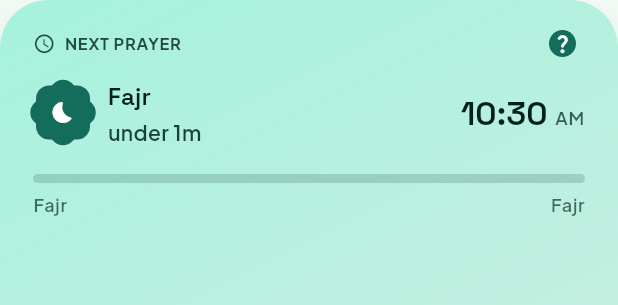
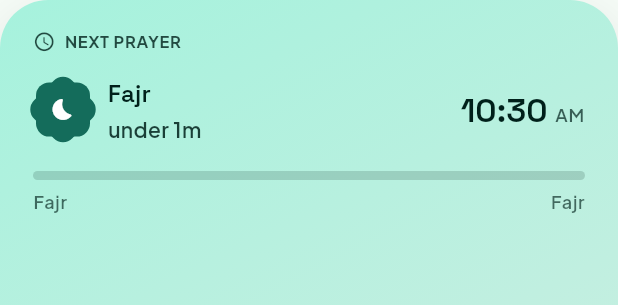
Before and after one commit to wizsk/salah-times, a Flutter app: the PrayerHeroCard widget shown alone on an empty page, opened directly with empty values, on a phone screen of 412 x 824 dp. Shown: the top 305 px of the screen. Run offline on Flutter 3.47's test engine with Material 3 defaults, Android fonts, the phone set to English and light mode, and no system bars; our stand-ins replace geolocator, shared_preferences; accounts and stored records are empty.

Commit message:
Update prayer_hero_card.dart

```diff
--- a/lib/widgets/prayer_hero_card.dart
+++ b/lib/widgets/prayer_hero_card.dart
@@ -1,7 +1,6 @@
 import 'package:flutter/material.dart';
 import 'package:salah_times/models/prayer_day.dart';
 import 'package:salah_times/models/prayer_time.dart';
-import 'package:salah_times/pages/salah_times_page.dart';
 import 'package:salah_times/theme/app_theme.dart';
 import 'package:salah_times/utils/number.dart';
 import 'package:salah_times/widgets/prohibited_prayer_times.dart';
@@ -177,47 +176,6 @@ class PrayerHeroCard extends StatelessWidget {
                   // letterSpacing: 1.2,
                 ),
               ),
-              Spacer(),
-              InkWell(
-                customBorder: const CircleBorder(),
-                onTap: () {
-                  showDialog(
-                    context: context,
-                    fullscreenDialog: false,
-                    builder: (context) {
-                      return AlertDialog(
-                        scrollable: true,
-                        constraints: maxContentWidth,
-                        contentPadding: EdgeInsets.symmetric(
-                          horizontal: 20,
-                          vertical: 28,
-                        ),
-                        content: ProhibitedPrayerTimes(prayerWarning()),
-                        actions: [
-                          FilledButton.icon(
-                            label: Text('Close'),
-                            icon: Icon(Icons.close),
-                            onPressed: () => Navigator.of(context).pop(),
-                          ),
-                        ],
-                      );
-                    },
-                  );
-                },
-                child: Container(
-                  padding: const EdgeInsets.all(1.5),
-                  decoration: BoxDecoration(
-                    color: noPrayerWarn ? scheme.error : scheme.primary,
-                    shape: BoxShape.circle,
-                  ),
-                  child: Icon(
-                    Icons.question_mark_rounded,
-                    size: 15,
-                    color: noPrayerWarn ? scheme.onError : scheme.onPrimary,
-                  ),
-                ),
-              ),
-              const SizedBox(width: 6),
             ],
           ),
           const SizedBox(height: 14),
```
